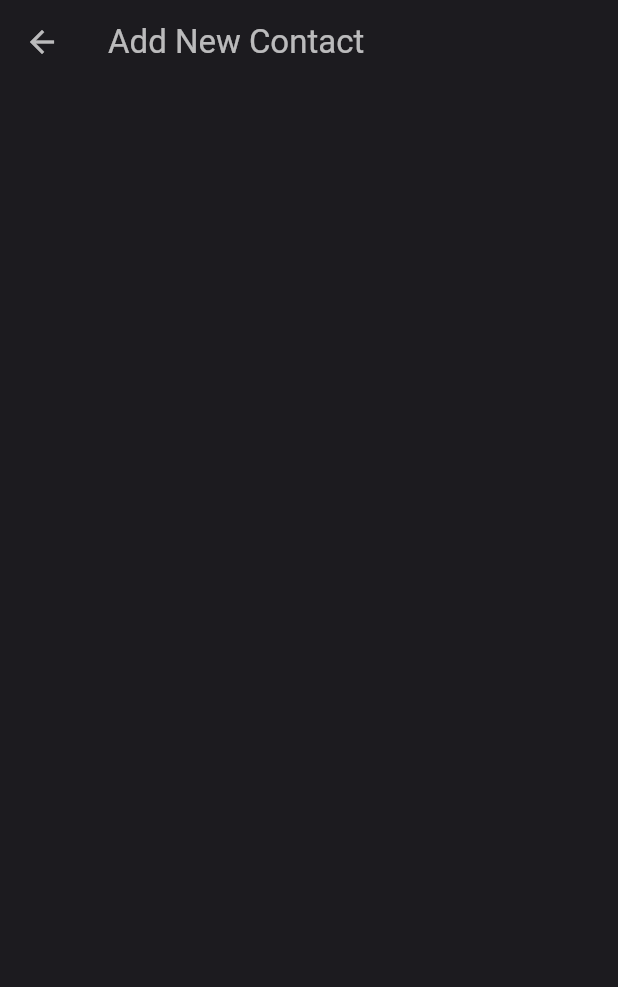
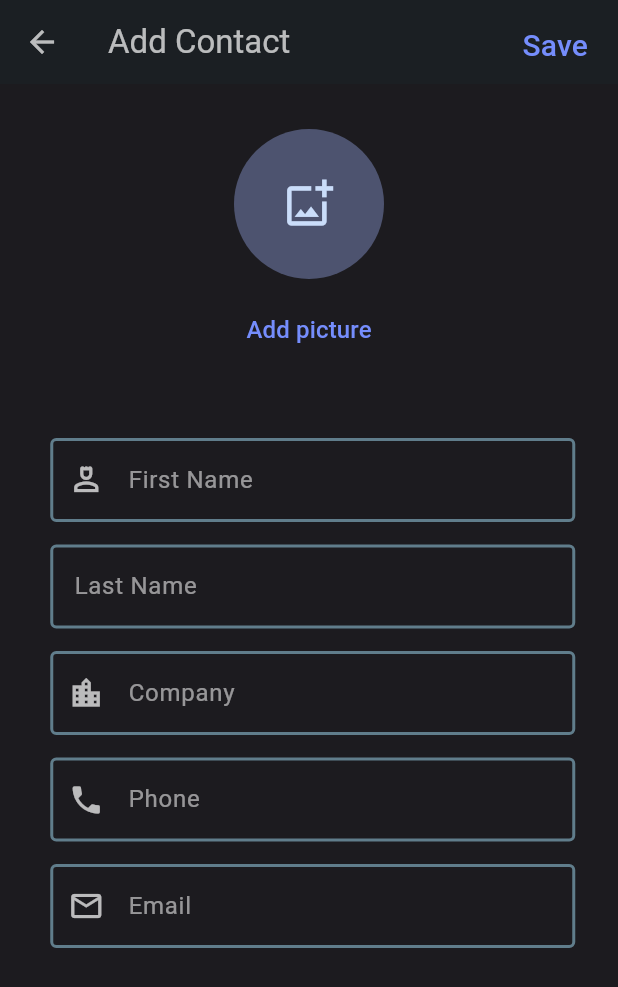
Before and after one commit to VikuDev69/Contact_appi_app, a Flutter app: the AddContact screen opened directly, on a phone screen of 412 x 824 dp. Shown: the top 987 px of the screen. Run offline on Flutter 3.47's test engine with Material 3 defaults, Android fonts, the phone set to English and light mode, and no system bars; our stand-ins replace google_nav_bar.

Commit message:
Add contact page half UI

```diff
--- a/lib/screens/add_contact.dart
+++ b/lib/screens/add_contact.dart
@@ -1,13 +1,21 @@
+import 'package:contacts/widgets/textfield.dart';
 import 'package:flutter/material.dart';
 
-class AddContact extends StatelessWidget {
+class AddContact extends StatefulWidget {
   const AddContact({super.key});
 
   @override
+  State<AddContact> createState() => _AddContactState();
+}
+
+class _AddContactState extends State<AddContact> {
+  @override
   Widget build(BuildContext context) {
     return Scaffold(
-      backgroundColor: Color(0xff1C1B1F),
+      backgroundColor: const Color(0xff1C1B1F),
       appBar: AppBar(
+        elevation: 1,
+        centerTitle: false,
         leading: IconButton(
             onPressed: () {
               Navigator.of(context).pop();
@@ -17,10 +25,142 @@ class AddContact extends StatelessWidget {
               color: Colors.white70,
             )),
         title: const Text(
-          "Add New Contact",
+          "Add Contact",
           style: TextStyle(color: Colors.white70),
         ),
-        backgroundColor: Color(0xff1C1B1F),
+        backgroundColor: const Color(0xff1C1B1F),
+        actions: [
+          TextButton(
+              onPressed: () {},
+              child: const Padding(
+                padding: EdgeInsets.all(8),
+                child: Text(
+                  "Save",
+                  style: TextStyle(
+                      color: Color.fromARGB(255, 117, 141, 252), fontSize: 20),
+                ),
+              ))
+        ],
+      ),
+      body: SingleChildScrollView(
+        scrollDirection: Axis.vertical,
+        child: Column(
+          children: [
+            const SizedBox(height: 30),
+            const Row(
+              mainAxisAlignment: MainAxisAlignment.center,
+              children: [
+                CircleAvatar(
+                    backgroundColor: Color.fromARGB(255, 77, 83, 111),
+                    maxRadius: 50,
+                    minRadius: 40,
+                    child: Icon(
+                      Icons.add_photo_alternate_outlined,
+                      color: Color.fromARGB(255, 202, 221, 250),
+                      size: 35,
+                    )),
+              ],
+            ),
+            const SizedBox(height: 10),
+            Row(
+              mainAxisAlignment: MainAxisAlignment.center,
+              children: [
+                TextButton(
+                  onPressed: () {},
+                  child: const Text(
+                    "Add picture",
+                    style: TextStyle(
+                        color: Color.fromARGB(255, 117, 141, 252),
+                        fontSize: 16,
+                        fontWeight: FontWeight.w500),
+                  ),
+                )
+              ],
+            ),
+            const SizedBox(height: 40),
+            const Padding(
+              padding: EdgeInsets.all(8.0),
+              child: Column(
+                children: [
+                  Row(
+                    mainAxisAlignment: MainAxisAlignment.center,
+                    children: [
+                      SizedBox(width: 5),
+                      SizedBox(
+                          width: 350,
+                          child: MyTextField(
+                              prefixIcon: Icon(
+                                Icons.person_4_outlined,
+                                color: Colors.white70,
+                              ),
+                              labeltext: "First Name",
+                              obscureText: false)),
+                    ],
+                  ),
+                  SizedBox(height: 15),
+                  Row(
+                    mainAxisAlignment: MainAxisAlignment.center,
+                    children: [
+                      SizedBox(width: 5),
+                      SizedBox(
+                          width: 350,
+                          child: MyTextField(
+                              labeltext: "Last Name", obscureText: false)),
+                    ],
+                  ),
+                  SizedBox(height: 15),
+                  Row(
+                    mainAxisAlignment: MainAxisAlignment.center,
+                    children: [
+                      SizedBox(width: 5),
+                      SizedBox(
+                          width: 350,
+                          child: MyTextField(
+                              prefixIcon: Icon(
+                                Icons.location_city,
+                                color: Colors.white70,
+                              ),
+                              labeltext: "Company",
+                              obscureText: false)),
+                    ],
+                  ),
+                  SizedBox(height: 15),
+                  Row(
+                    mainAxisAlignment: MainAxisAlignment.center,
+                    children: [
+                      SizedBox(width: 5),
+                      SizedBox(
+                          width: 350,
+                          child: MyTextField(
+                              prefixIcon: Icon(
+                                Icons.phone,
+                                color: Colors.white70,
+                              ),
+                              labeltext: "Phone",
+                              obscureText: false)),
+                    ],
+                  ),
+                  SizedBox(height: 15),
+                  Row(
+                    mainAxisAlignment: MainAxisAlignment.center,
+                    children: [
+                      SizedBox(width: 5),
+                      SizedBox(
+                          width: 350,
+                          child: MyTextField(
+                              prefixIcon: Icon(
+                                Icons.email_outlined,
+                                color: Colors.white70,
+                              ),
+                              labeltext: "Email",
+                              obscureText: false)),
+                    ],
+                  ),
+                ],
+              ),
+            )
+          ],
+        ),
       ),
     );
   }
--- /dev/null
+++ b/lib/widgets/textfield.dart
@@ -0,0 +1,54 @@
+import 'package:flutter/material.dart';
+
+class MyTextField extends StatelessWidget {
+  final dynamic controller;
+  final String labeltext;
+  final bool obscureText;
+  final dynamic validator;
+  final dynamic prefixIcon;
+  final dynamic suffixIcon;
+  final dynamic keyboardType;
+  final dynamic onChanged;
+
+  const MyTextField(
+      {super.key,
+      required this.labeltext,
+      required this.obscureText,
+      this.onChanged,
+      this.controller,
+      this.validator,
+      this.prefixIcon,
+      this.keyboardType,
+      this.suffixIcon});
+
+  @override
+  Widget build(BuildContext context) {
+    return Padding(
+      padding: const EdgeInsets.symmetric(horizontal: 0, vertical: 0),
+      child: TextFormField(
+        keyboardType: keyboardType,
+        controller: controller,
+        obscureText: obscureText,
+        validator: validator,
+        onChanged: onChanged,
+        decoration: InputDecoration(
+            floatingLabelStyle: const TextStyle(
+              fontWeight: FontWeight.w500,
+              color: Color.fromARGB(255, 117, 141, 252),
+            ),
+            suffixIcon: suffixIcon,
+            prefixIcon: prefixIcon,
+            enabledBorder: const OutlineInputBorder(
+              borderSide: BorderSide(width: 2, color: Colors.blueGrey),
+            ),
+            focusedBorder: const OutlineInputBorder(
+                borderSide: BorderSide(
+              width: 2,
+              color: Color.fromARGB(255, 117, 141, 252),
+            )),
+            labelText: labeltext,
+            labelStyle: TextStyle(color: Colors.white54)),
+      ),
+    );
+  }
+}
```
